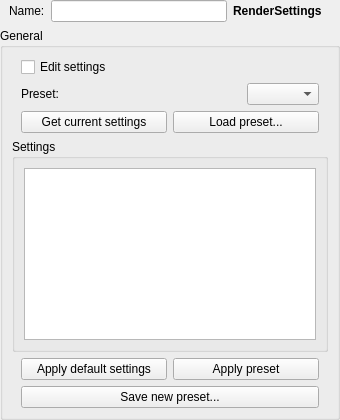
Above: Prism/Scripts/ProjectScripts/StateManagerNodes/StateUserInterfaces/default_RenderSettings.ui from PrismPipeline/Prism before the change. Below: the same form after it.
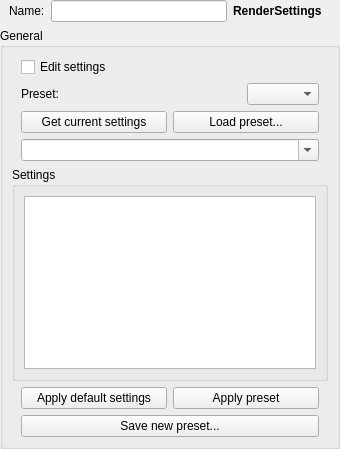
That is the form after the change.

Patch:
```diff
--- a/Prism/Scripts/ProjectScripts/StateManagerNodes/StateUserInterfaces/default_RenderSettings.ui
+++ b/Prism/Scripts/ProjectScripts/StateManagerNodes/StateUserInterfaces/default_RenderSettings.ui
@@ -7,7 +7,7 @@
     <x>0</x>
     <y>0</y>
     <width>340</width>
-    <height>420</height>
+    <height>449</height>
    </rect>
   </property>
   <property name="sizePolicy">
@@ -189,6 +189,43 @@
         </layout>
        </widget>
       </item>
+      <item>
+       <widget class="QWidget" name="w_addSetting" native="true">
+        <layout class="QHBoxLayout" name="horizontalLayout">
+         <property name="spacing">
+          <number>6</number>
+         </property>
+         <property name="leftMargin">
+          <number>9</number>
+         </property>
+         <property name="topMargin">
+          <number>0</number>
+         </property>
+         <property name="rightMargin">
+          <number>9</number>
+         </property>
+         <property name="bottomMargin">
+          <number>0</number>
+         </property>
+         <item>
+          <widget class="QComboBox" name="cb_addSetting">
+           <property name="sizePolicy">
+            <sizepolicy hsizetype="Expanding" vsizetype="Fixed">
+             <horstretch>0</horstretch>
+             <verstretch>0</verstretch>
+            </sizepolicy>
+           </property>
+           <property name="editable">
+            <bool>true</bool>
+           </property>
+           <property name="maxVisibleItems">
+            <number>30</number>
+           </property>
+          </widget>
+         </item>
+        </layout>
+       </widget>
+      </item>
       <item>
        <widget class="QGroupBox" name="gb_settings">
         <property name="title">
```
